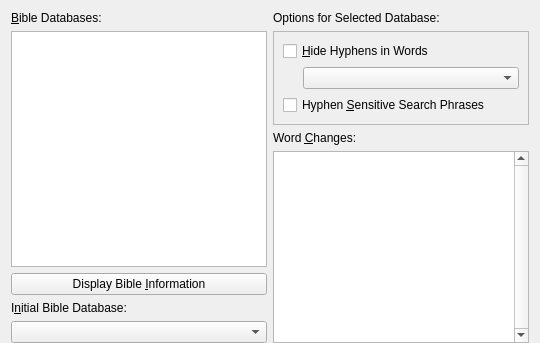
Before: the Qt Designer form programs/KJVCanOpener/ConfigBibleDatabase.ui in dewhisna/KingJamesPureBibleSearch, drawn with Qt 5.
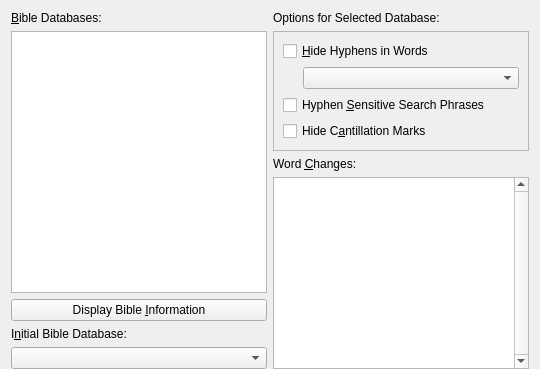
After: the same form once the commit is applied.

```diff
--- a/programs/KJVCanOpener/ConfigBibleDatabase.ui
+++ b/programs/KJVCanOpener/ConfigBibleDatabase.ui
@@ -159,6 +159,13 @@
           </property>
          </widget>
         </item>
+        <item>
+         <widget class="QCheckBox" name="checkBoxHideCantillationMarks">
+          <property name="text">
+           <string>Hide C&amp;antillation Marks</string>
+          </property>
+         </widget>
+        </item>
        </layout>
       </widget>
      </item>
```
Left out of the diff: 1 changed line with no effect on the pictures.
